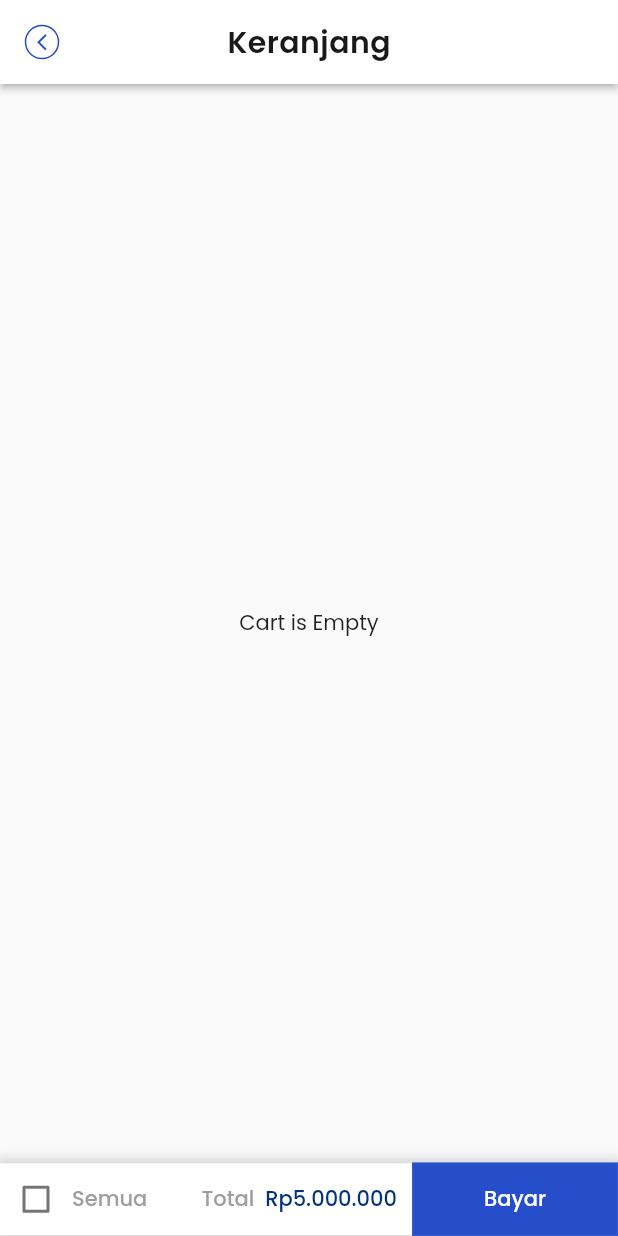
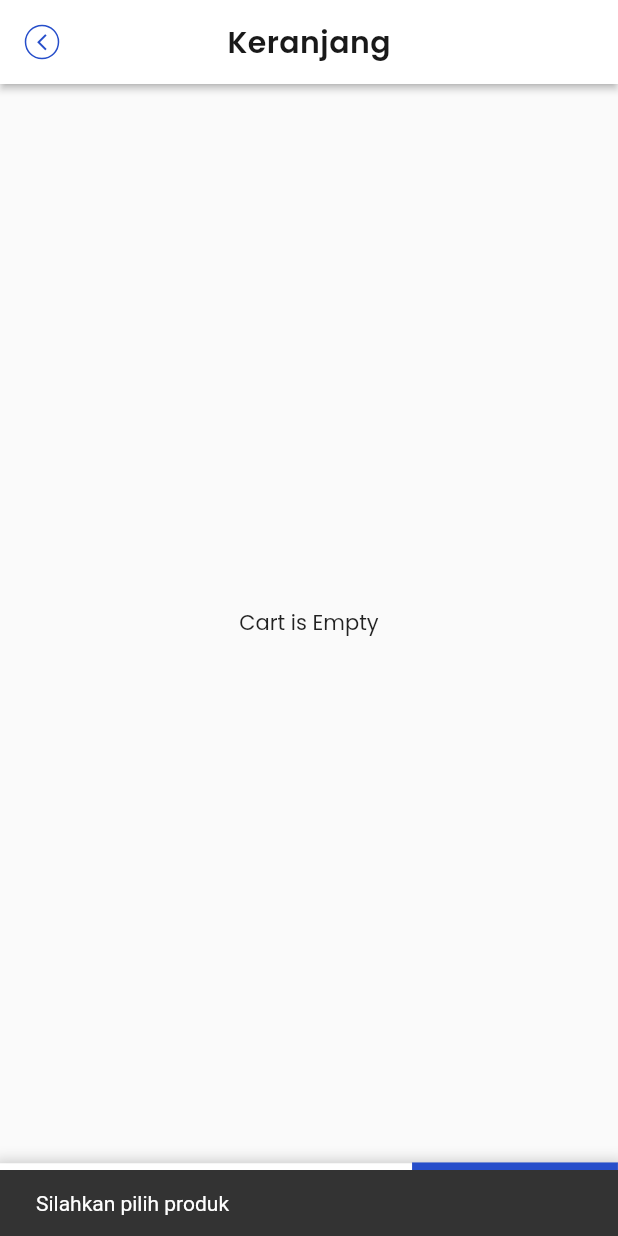
Before and after one commit to Kelompok-17-Capstone/mobile_flutter, a Flutter app: the CartView screen opened by its route, after a tap on "Bayar", on a phone screen of 412 x 824 dp. Run offline on Flutter 3.47's test engine with Material 2 defaults, Android fonts, the phone set to English and light mode, and no system bars; our stand-ins replace barcode_widget, file_picker, flutter_dotenv, shared_preferences; accounts and stored records are empty.

```diff
--- a/lib/models/item_cart_model.dart
+++ b/lib/models/item_cart_model.dart
@@ -6,8 +6,9 @@ class ItemCartModel {
   final int? cartId;
   final ProductModel product;
   int itemCount;
+  bool isChecked;
 
-  ItemCartModel({required this.cartId, required this.product,  this.itemCount = 1});
+  ItemCartModel({required this.cartId, required this.product,  this.itemCount = 1, this.isChecked = false});
 
   int getSubTotal() {
     return product.price * itemCount;
--- a/lib/views/dashboard/product/cart_view.dart
+++ b/lib/views/dashboard/product/cart_view.dart
@@ -17,14 +17,6 @@ class CartView extends StatefulWidget {
 
 class _CartViewState extends State<CartView> {
   bool isCheckedall = false;
-
-  @override
-  void initState() {
-    super.initState();
-    WidgetsFlutterBinding.ensureInitialized().addPostFrameCallback((timeStamp) {
-      Provider.of<CartProvider>(context, listen: false).getCart();
-    });
-  }
 
   @override
   Widget build(BuildContext context) {
@@ -67,10 +59,14 @@ class _CartViewState extends State<CartView> {
                       children: [
                         Checkbox(
                           value: isCheckedall,
+                          fillColor: MaterialStatePropertyAll(const Color(0xFF264ECA).withOpacity(0.9)),
                           onChanged: (bool? value) {
-                            setState(() {
-                              isCheckedall = value ?? false;
-                            });
+                            if (value != null) {
+                              setState(() {
+                                isCheckedall = value;
+                              });
+                              Provider.of<CartProvider>(context, listen: false).checkAll(checkAll: isCheckedall);
+                            }
                           },
                         ),
                         const Text('Semua', style: TextStyle(color: Colors.grey, fontWeight: FontWeight.w500)),
@@ -91,6 +87,17 @@ class _CartViewState extends State<CartView> {
                     child: TextButton(
                       key: const Key('buy-button-key'),
                       onPressed: () {
+                        final List<ItemCartModel> products = List.from(items.where((element) => element.isChecked == true));
+                        if (products.isEmpty) {
+                          snackBar(context, 'Silahkan pilih produk');
+                        } else {
+                          Navigator.pushNamedAndRemoveUntil(
+                          context,
+                          '/checkout',
+                          ModalRoute.withName('/dashboard'),
+                          arguments: CheckoutViewArgument(cart: products)
+                        );
+                        }
 
                       },
                       child: const Text('Bayar', style: TextStyle(color: Colors.white, fontSize: 14, fontWeight: FontWeight.w500)),
@@ -115,7 +122,6 @@ class CatalogProductCard extends StatefulWidget {
 }
 
 class _CatalogProductCardState extends State<CatalogProductCard> {
-  bool isChecked = false;
 
   @override
   Widget build(BuildContext context) {
@@ -142,11 +148,12 @@ class _CatalogProductCardState extends State<CatalogProductCard> {
         crossAxisAlignment: CrossAxisAlignment.center,
         children: [
           Checkbox(
-            value: isChecked,
+            value: item.isChecked,
+            fillColor: MaterialStatePropertyAll(const Color(0xFF264ECA).withOpacity(0.9)),
             onChanged: (bool? value) {
-              setState(() {
-                isChecked = value ?? false;
-              });
+              if (value != null) {
+                Provider.of<CartProvider>(context, listen: false).checkItem(cartId: item.cartId!, isChecked: value);
+              }
             },
           ),
           Container(
--- a/lib/views/dashboard_view.dart
+++ b/lib/views/dashboard_view.dart
@@ -1,6 +1,7 @@
 import 'package:flutter/material.dart';
 import 'package:mobile_flutter/views/dashboard/home_view.dart';
 import 'package:mobile_flutter/views/dashboard/member_view.dart';
+import 'package:mobile_flutter/views/dashboard/product/cart_provider.dart';
 import 'package:mobile_flutter/views/dashboard/product/product_provider.dart';
 import 'package:mobile_flutter/views/dashboard/products_view.dart';
 import 'package:provider/provider.dart';
@@ -29,6 +30,7 @@ class _DashboardViewState extends State<DashboardView> {
     super.initState();
     WidgetsFlutterBinding.ensureInitialized().addPostFrameCallback((timeStamp) {
       Provider.of<ProductProvider>(context, listen: false).getAllProducts();
+      Provider.of<CartProvider>(context, listen: false).getCart();
     });
   }
 
```
Also changed, not shown: lib/views/dashboard/product/cart_provider.dart (+12 -0 lines).
